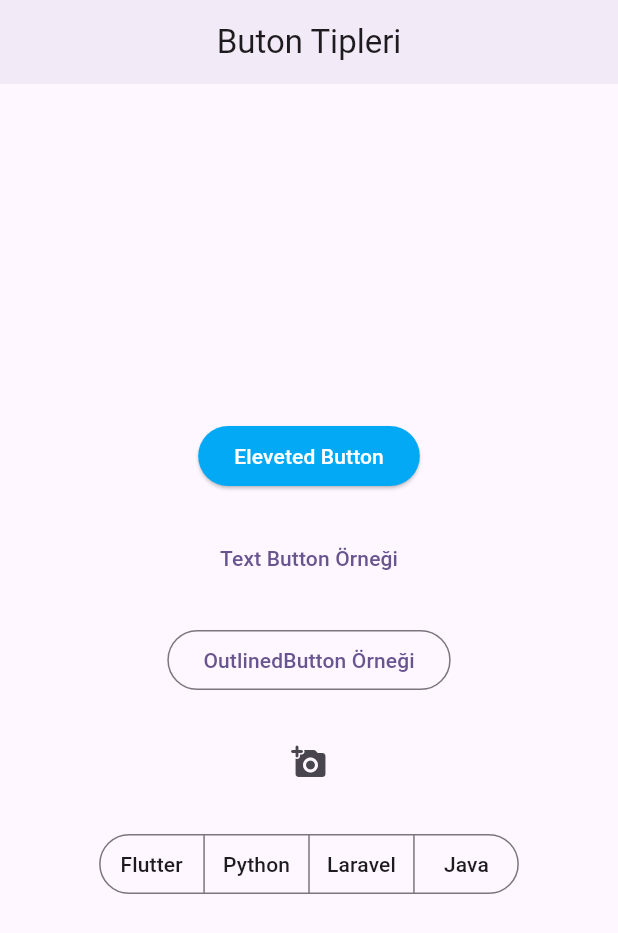
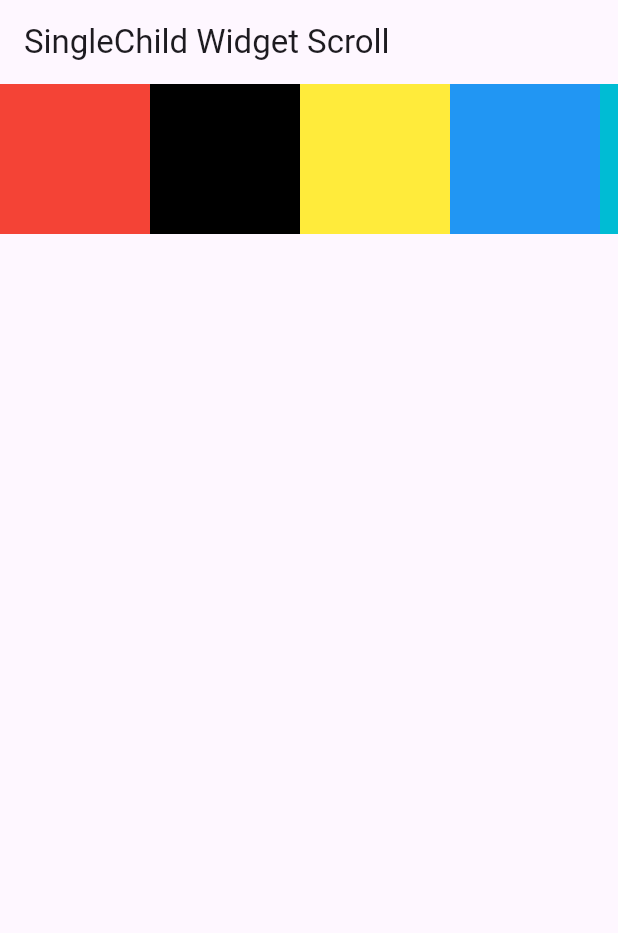
Before and after one commit to ykakkaya/miuulflutter, a Flutter app: the screen it shows after launch, on a phone screen of 412 x 824 dp. Shown: the top 933 px of the screen. Run offline on Flutter 3.47's test engine with Material 3 defaults, Android fonts, the phone set to English and light mode, and no system bars.

Commit message:
feat: add new screen widgets and navigation examples

```diff
--- a/lib/main.dart
+++ b/lib/main.dart
@@ -2,7 +2,10 @@ import 'package:flutter/material.dart';
 import 'package:miuulflutter/screens/button_types.dart';
 import 'package:miuulflutter/screens/container_widget.dart';
 import 'package:miuulflutter/screens/home_page.dart';
+import 'package:miuulflutter/screens/red_page.dart';
 import 'package:miuulflutter/screens/row_column_widget.dart';
+import 'package:miuulflutter/screens/single_child.dart';
+import 'package:miuulflutter/screens/snacbar_widget.dart';
 import 'package:miuulflutter/screens/text_icon_placeholder.dart';
 
 void main() {
@@ -17,7 +20,7 @@ class MyApp extends StatelessWidget {
       title: 'Flutter Demo',
       debugShowCheckedModeBanner: false,
       theme: ThemeData(colorScheme: .fromSeed(seedColor: Colors.deepPurple)),
-     home: ButtonTypes(),
+      home: SingleChild(),
     );
   }
 }
--- /dev/null
+++ b/lib/screens/single_child.dart
@@ -0,0 +1,44 @@
+import 'package:flutter/material.dart';
+
+class SingleChild extends StatefulWidget {
+  SingleChild({Key? key}) : super(key: key);
+
+  @override
+  _SingleChildState createState() => _SingleChildState();
+}
+
+class _SingleChildState extends State<SingleChild> {
+  @override
+  Widget build(BuildContext context) {
+    return Scaffold(
+      appBar: AppBar(title: Text("SingleChild Widget Scroll")),
+      body: SingleChildScrollView(
+        scrollDirection: Axis.horizontal,
+        child: Row(
+          children: [
+            Container(color: Colors.red, width: 100, height: 100),
+            Container(color: Colors.black, width: 100, height: 100),
+            Container(color: Colors.yellow, width: 100, height: 100),
+            Container(color: Colors.blue, width: 100, height: 100),
+            Container(color: Colors.cyan, width: 100, height: 100),
+            Container(color: Colors.red, width: 100, height: 100),
+            Container(color: Colors.black, width: 100, height: 100),
+            Container(color: Colors.yellow, width: 100, height: 100),
+            Container(color: Colors.blue, width: 100, height: 100),
+            Container(color: Colors.cyan, width: 100, height: 100),
+            Container(color: Colors.red, width: 100, height: 100),
+            Container(color: Colors.black, width: 100, height: 100),
+            Container(color: Colors.yellow, width: 100, height: 100),
+            Container(color: Colors.blue, width: 100, height: 100),
+            Container(color: Colors.cyan, width: 100, height: 100),
+            Container(color: Colors.red, width: 100, height: 100),
+            Container(color: Colors.black, width: 100, height: 100),
+            Container(color: Colors.yellow, width: 100, height: 100),
+            Container(color: Colors.blue, width: 100, height: 100),
+            Container(color: Colors.cyan, width: 100, height: 100),
+          ],
+        ),
+      ),
+    );
+  }
+}
```
Also changed, not shown: lib/screens/green_page.dart (added, +28 -0 lines), lib/screens/red_page.dart (added, +32 -0 lines), lib/screens/snacbar_widget.dart (added, +39 -0 lines), lib/screens/yellow_page.dart (added, +29 -0 lines).
